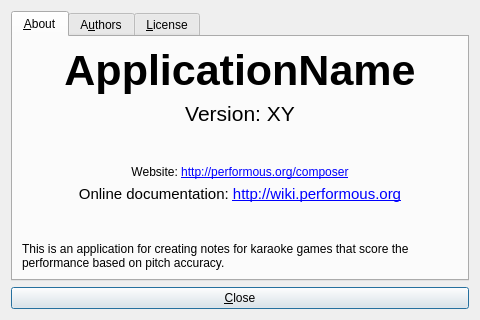
Qt form aboutdialog.ui (performous/composer) before a commit.
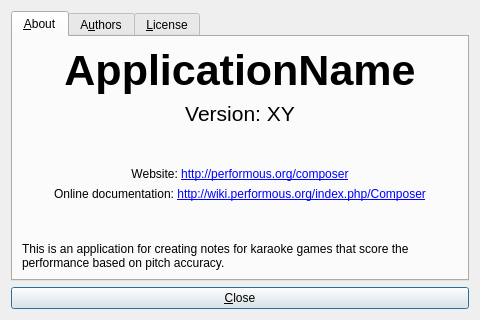
The same form after that commit.

Commit message: Link to the proper wiki page.

The edit to the form file:
```diff
--- a/aboutdialog.ui
+++ b/aboutdialog.ui
@@ -85,11 +85,7 @@
        <item>
         <widget class="QLabel" name="label_2">
          <property name="text">
-          <string>&lt;!DOCTYPE HTML PUBLIC &quot;-//W3C//DTD HTML 4.0//EN&quot; &quot;http://www.w3.org/TR/REC-html40/strict.dtd&quot;&gt;
-&lt;html&gt;&lt;head&gt;&lt;meta name=&quot;qrichtext&quot; content=&quot;1&quot; /&gt;&lt;style type=&quot;text/css&quot;&gt;
-p, li { white-space: pre-wrap; }
-&lt;/style&gt;&lt;/head&gt;&lt;body style=&quot; font-family:'Ubuntu'; font-size:11pt; font-weight:400; font-style:normal;&quot;&gt;
-&lt;p style=&quot; margin-top:0px; margin-bottom:0px; margin-left:0px; margin-right:0px; -qt-block-indent:0; text-indent:0px;&quot;&gt;Online documentation: &lt;a href=&quot;http://wiki.performous.org&quot;&gt;&lt;span style=&quot; text-decoration: underline; color:#0000ff;&quot;&gt;http://wiki.performous.org&lt;/span&gt;&lt;/a&gt;&lt;/p&gt;&lt;/body&gt;&lt;/html&gt;</string>
+          <string>Online documentation: &lt;a href=&quot;http://wiki.performous.org/index.php/Composer&quot;&gt;http://wiki.performous.org/index.php/Composer&lt;/a&gt;</string>
          </property>
          <property name="alignment">
           <set>Qt::AlignCenter</set>
```
Left out of the diff: 4 changed lines with no effect on the pictures.
